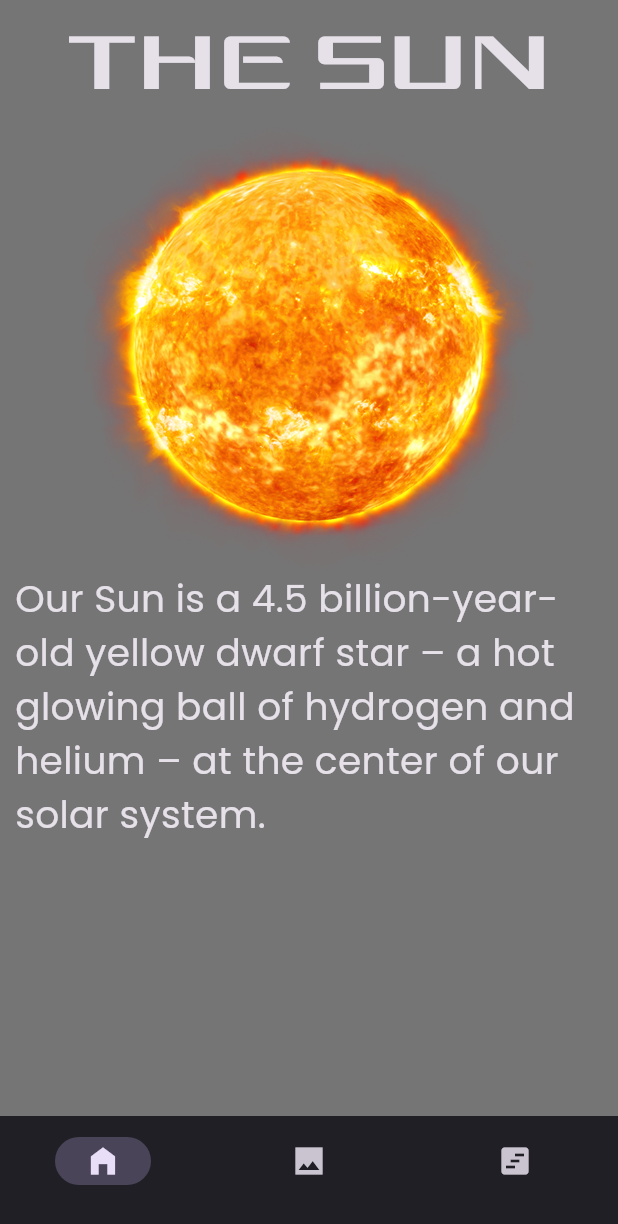
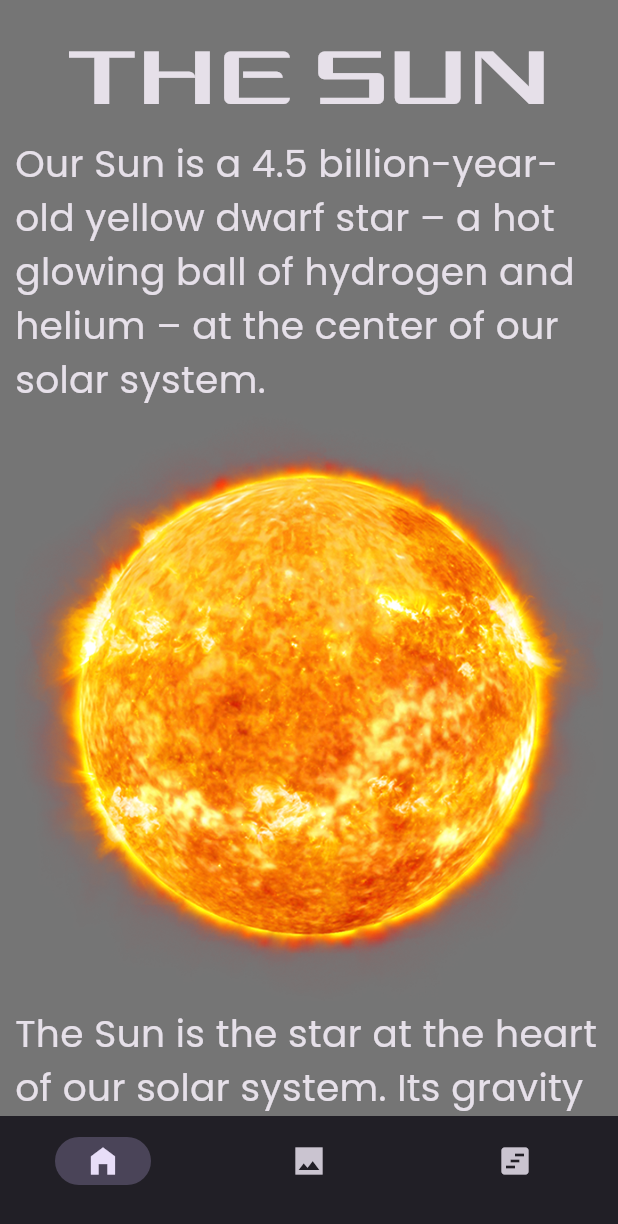
Before and after one commit to Saidakbar23/solar_system_explorer, a Flutter app: the SunPage screen opened directly with empty values, on a phone screen of 412 x 824 dp. Shown: the top 1224 px of the screen. Run offline on Flutter 3.47's test engine with Material 3 defaults, Android fonts, the phone set to English and light mode, and no system bars.

Commit message:
working on personal page

```diff
--- a/lib/data/sun_data.dart
+++ b/lib/data/sun_data.dart
@@ -1,5 +1,6 @@
-const List<String> facts = [
-  'Our Sun is a 4.5 billion-year-old yellow dwarf star – a hot glowing ball of hydrogen and helium – at the center of our solar system.'
+const List<String> information = [
+  'Our Sun is a 4.5 billion-year-old yellow dwarf star – a hot glowing ball of hydrogen and helium – at the center of our solar system.',
+  'The Sun is the star at the heart of our solar system. Its gravity holds the solar system together, keeping everything – from the biggest planets to the smallest bits of debris – in its orbit. The connection and interactions between the Sun and Earth drive the seasons, ocean currents, weather, climate, radiation belts and auroras. '
 ];
 
 const List images = [
@@ -10,3 +11,8 @@ const List images = [
   'images/sun_gallery/OS-161368-21 Loop Prominence © Eduardo Schaberger Poupeau - Astronomy Photographer of the Year 2023 Our Sun.jpg',
   'images/sun_gallery/OS-161368-27 A Sun Question © Eduardo Schaberger Poupeau - Astronomy Photographer of the Year 2023 Our Sun.jpg',
 ];
+
+const List missions = [
+  '19',
+  '13',
+];
--- a/lib/screens/sun_page.dart
+++ b/lib/screens/sun_page.dart
@@ -69,7 +69,7 @@ class PageContent extends StatelessWidget {
       },
       child: SafeArea(
         child: ListView(
-          padding: EdgeInsets.all(10.0),
+          padding: EdgeInsets.symmetric(horizontal: 10.0, vertical: 20.0),
           children: [
             Text(
               'The Sun',
@@ -79,18 +79,78 @@ class PageContent extends StatelessWidget {
                 fontFamily: 'Angora',
               ),
             ),
+            Text(
+              information[0],
+              style: TextStyle(
+                fontSize: 25.0,
+                fontFamily: 'Poppins',
+              ),
+            ),
             SizedBox(
-              height: 300.0,
+              height: 400.0,
               child: Image.asset(
                 'images/sun.png',
               ),
             ),
             Text(
-              facts[0],
+              information[1],
               style: TextStyle(
                 fontSize: 25.0,
                 fontFamily: 'Poppins',
               ),
+            ),
+            SizedBox(
+              height: 10,
+            ),
+            Row(
+              mainAxisAlignment: MainAxisAlignment.spaceBetween,
+              children: [
+                Row(
+                  children: [
+                    Text(
+                      missions[0],
+                      style: TextStyle(
+                        fontSize: 70,
+                        color: Colors.lightBlue,
+                      ),
+                    ),
+                    SizedBox(
+                      width: 10,
+                    ),
+                    Text(
+                      'Active \nMissions',
+                      style: TextStyle(
+                        fontSize: 22,
+                        fontWeight: FontWeight.w600,
+                      ),
+                    ),
+                  ],
+                ),
+                Row(
+                  children: [
+                    Text(
+                      missions[1],
+                      style: TextStyle(
+                        fontSize: 70,
+                        color: Colors.lightBlue,
+                      ),
+                    ),
+                    SizedBox(
+                      width: 10,
+                    ),
+                    Text(
+                      'Upcoming \nMissions',
+                      style: TextStyle(
+                        fontSize: 22,
+                        fontWeight: FontWeight.w600,
+                      ),
+                    ),
+                  ],
+                ),
+              ],
+            ),
+            Column(
+              children: [Text('The Sun Facts'), Row()],
             ),
           ],
         ),
```
